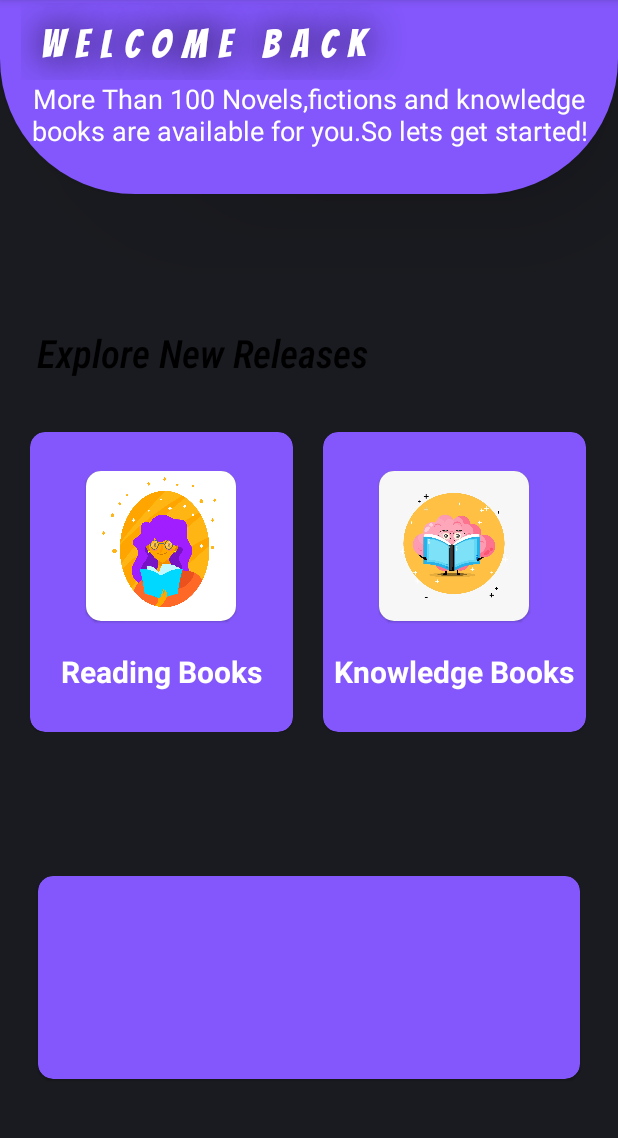
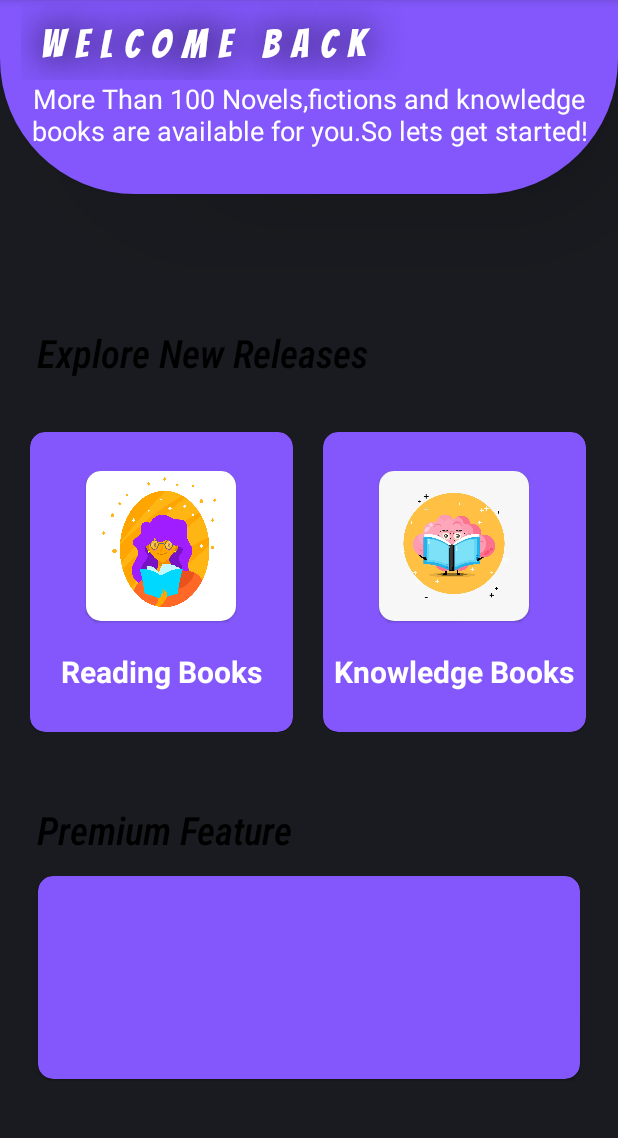
Before and after one commit to pratistha-05/Book-Store-App, an Android app: the layout activity_user_choice.xml on its own in the app's theme, with its tools: preview values and no code run, on a phone screen of 412 x 824 dp, the part 84-1222 px from its top. Run offline under Robolectric (Android 15) with nearby library versions, the phone set to English and light mode, and no system bars; Roboto replaces fonts that are not available here.

Commit message:
welcome screen

```diff
--- a/app/src/main/res/layout/activity_user_choice.xml
+++ b/app/src/main/res/layout/activity_user_choice.xml
@@ -188,19 +188,36 @@
     </LinearLayout>
 
     <androidx.cardview.widget.CardView
+        android:id="@+id/cardView"
         android:layout_width="match_parent"
         android:layout_height="135dp"
         android:layout_marginStart="25dp"
         android:layout_marginEnd="25dp"
         android:elevation="10dp"
+        android:foregroundGravity="center"
         app:cardBackgroundColor="#8357FB"
         app:cardCornerRadius="10dp"
         app:cardElevation="1dp"
-        android:foregroundGravity="center"
         app:layout_constraintBottom_toBottomOf="parent"
         app:layout_constraintEnd_toEndOf="parent"
         app:layout_constraintHorizontal_bias="0.444"
         app:layout_constraintStart_toStartOf="parent"
         app:layout_constraintTop_toBottomOf="@id/linearLayout"
         app:layout_constraintVertical_bias="0.663" />
+
+    <TextView
+        android:id="@+id/textView10"
+        android:layout_width="wrap_content"
+        android:layout_height="wrap_content"
+        android:fontFamily="sans-serif-condensed-medium"
+        android:text="Premium Feature"
+        android:textColor="@color/black"
+        android:textSize="26sp"
+        android:textStyle="italic"
+        app:layout_constraintBottom_toTopOf="@+id/cardView"
+        app:layout_constraintEnd_toEndOf="parent"
+        app:layout_constraintHorizontal_bias="0.103"
+        app:layout_constraintStart_toStartOf="parent"
+        app:layout_constraintTop_toBottomOf="@+id/linearLayout"
+        app:layout_constraintVertical_bias="0.782" />
 </androidx.constraintlayout.widget.ConstraintLayout>
```
